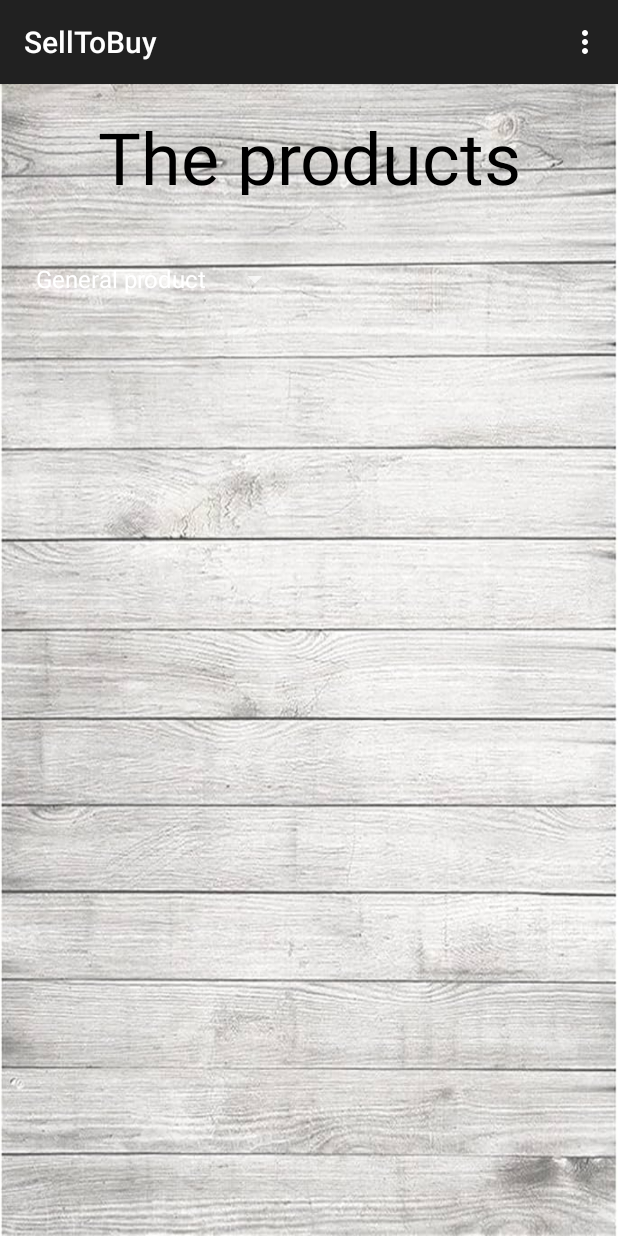
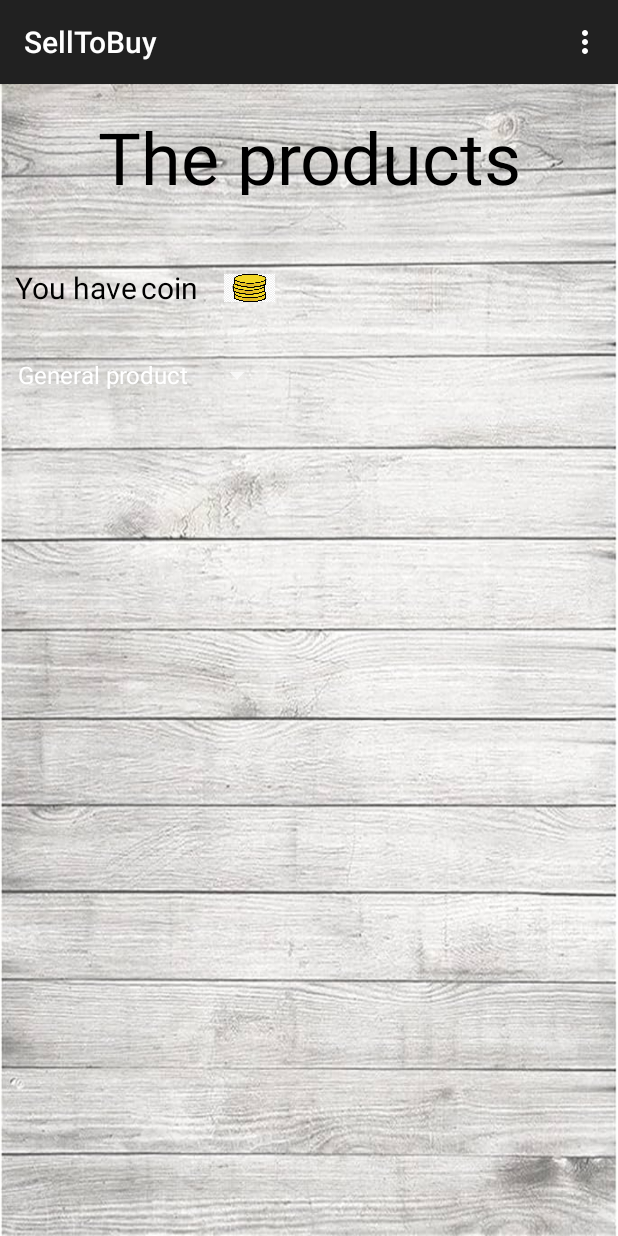
Before and after one commit to liamshmilo2/SellToBuy, an Android app: the screen it shows after launch once a user with an empty profile is signed in (Buyproduct), on a phone screen of 412 x 824 dp. Run offline under Robolectric (Android 15) with nearby library versions, the phone set to English and light mode, and no system bars; our stand-ins replace Firebase (no records; nobody signed in at launch, a user with empty details on screens opened directly); 2 statements that could not run were skipped.

Commit message:
final 4/2/24

```diff
--- a/app/src/main/java/com/example/selltobuy/activities/Buyproduct.java
+++ b/app/src/main/java/com/example/selltobuy/activities/Buyproduct.java
@@ -14,6 +14,7 @@ import android.view.View;
 import android.widget.AdapterView;
 import android.widget.ArrayAdapter;
 import android.widget.Spinner;
+import android.widget.TextView;
 
 import com.example.selltobuy.FirebaseController;
 import com.example.selltobuy.IFirebaseCallback;
@@ -37,6 +38,7 @@ public class Buyproduct extends AppCompatActivity implements IFirebaseCallback,
     Spinner type;
     String text;
     Bitmap bitmap;
+    TextView coinText;
 
 
     private BatteryReciver batteryReciver;
@@ -58,8 +60,9 @@ public class Buyproduct extends AppCompatActivity implements IFirebaseCallback,
         type.setAdapter(adapter);
         type.setOnItemSelectedListener(this);
         text="General product";
+        coinText=findViewById(R.id.coinText);
         firebaseController = new FirebaseController(this);
-
+        firebaseController.read(this);
 
 
         products = new ArrayList<>();
@@ -68,7 +71,11 @@ public class Buyproduct extends AppCompatActivity implements IFirebaseCallback,
         RecyclerView.LayoutManager layoutManager = new LinearLayoutManager(this);
         recyclerView.setLayoutManager(layoutManager);
 
+
         batteryReciver=new BatteryReciver();
+
+
+
     }
 
     @Override
@@ -119,7 +126,7 @@ public class Buyproduct extends AppCompatActivity implements IFirebaseCallback,
 
     @Override
     public void onCallbackUser(User user) {
-
+        coinText.setText("" + user.getCoin());
     }
 
 
--- a/app/src/main/res/layout/activity_buyproduct.xml
+++ b/app/src/main/res/layout/activity_buyproduct.xml
@@ -25,12 +25,12 @@
 
     <androidx.recyclerview.widget.RecyclerView
         android:id="@+id/recyclerview_product"
-        android:layout_width="408dp"
-        android:layout_height="618dp"
+        android:layout_width="397dp"
+        android:layout_height="607dp"
         android:layout_marginTop="22dp"
         app:layout_constraintBottom_toBottomOf="parent"
         app:layout_constraintEnd_toEndOf="parent"
-        app:layout_constraintHorizontal_bias="0.491"
+        app:layout_constraintHorizontal_bias="0.533"
         app:layout_constraintStart_toStartOf="parent"
         app:layout_constraintTop_toBottomOf="@+id/product"
         app:layout_constraintVertical_bias="1.0" />
@@ -40,11 +40,54 @@
         android:layout_width="wrap_content"
         android:layout_height="wrap_content"
         android:layout_marginStart="50dp"
-        android:layout_marginTop="32dp"
+        android:layout_marginTop="96dp"
         android:layout_marginEnd="334dp"
         app:layout_constraintEnd_toEndOf="parent"
-        app:layout_constraintHorizontal_bias="0.23"
+        app:layout_constraintHorizontal_bias="0.311"
         app:layout_constraintStart_toStartOf="parent"
         app:layout_constraintTop_toBottomOf="@+id/product" />
 
+    <TextView
+        android:id="@+id/haveId"
+        android:layout_width="84dp"
+        android:layout_height="28dp"
+        android:layout_marginStart="10dp"
+        android:layout_marginTop="48dp"
+        android:layout_marginEnd="157dp"
+        android:text="You have"
+        android:textColor="@color/black"
+        android:textSize="20dp"
+        app:layout_constraintEnd_toEndOf="parent"
+        app:layout_constraintHorizontal_bias="0.0"
+        app:layout_constraintStart_toStartOf="parent"
+        app:layout_constraintTop_toBottomOf="@+id/product" />
+
+    <TextView
+        android:id="@+id/coinText"
+        android:layout_width="55dp"
+        android:layout_height="28dp"
+        android:layout_marginEnd="233dp"
+        android:text="coin"
+        android:textColor="@color/black"
+        android:textSize="20dp"
+        app:layout_constraintBottom_toBottomOf="@+id/haveId"
+        app:layout_constraintEnd_toEndOf="parent"
+        app:layout_constraintHorizontal_bias="0.0"
+        app:layout_constraintStart_toEndOf="@+id/haveId"
+        app:layout_constraintTop_toTopOf="@+id/haveId"
+        app:layout_constraintVertical_bias="0.0" />
+
+    <ImageView
+        android:id="@+id/coinImg"
+        android:layout_width="34dp"
+        android:layout_height="28dp"
+        android:layout_marginEnd="206dp"
+        app:layout_constraintBottom_toBottomOf="@+id/coinText"
+        app:layout_constraintEnd_toEndOf="parent"
+        app:layout_constraintHorizontal_bias="0.0"
+        app:layout_constraintStart_toEndOf="@+id/coinText"
+        app:layout_constraintTop_toTopOf="@+id/coinText"
+        app:layout_constraintVertical_bias="0.0"
+        app:srcCompat="@drawable/coin" />
+
 </androidx.constraintlayout.widget.ConstraintLayout>
```
Also changed, not shown: app/src/main/res/drawable/coin.jpg (added).
